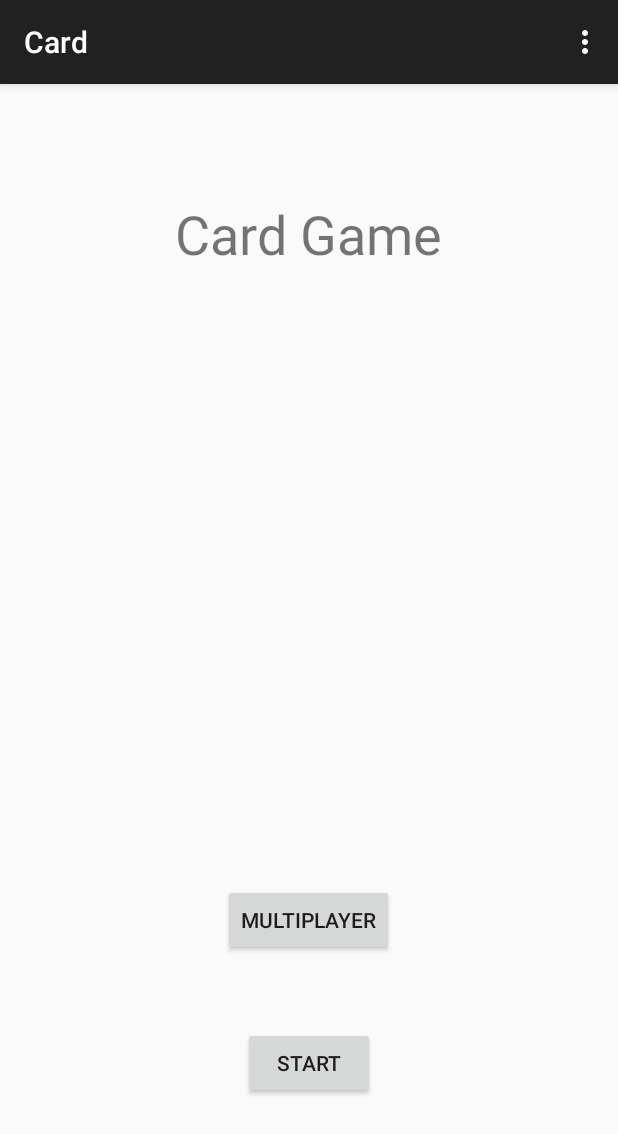
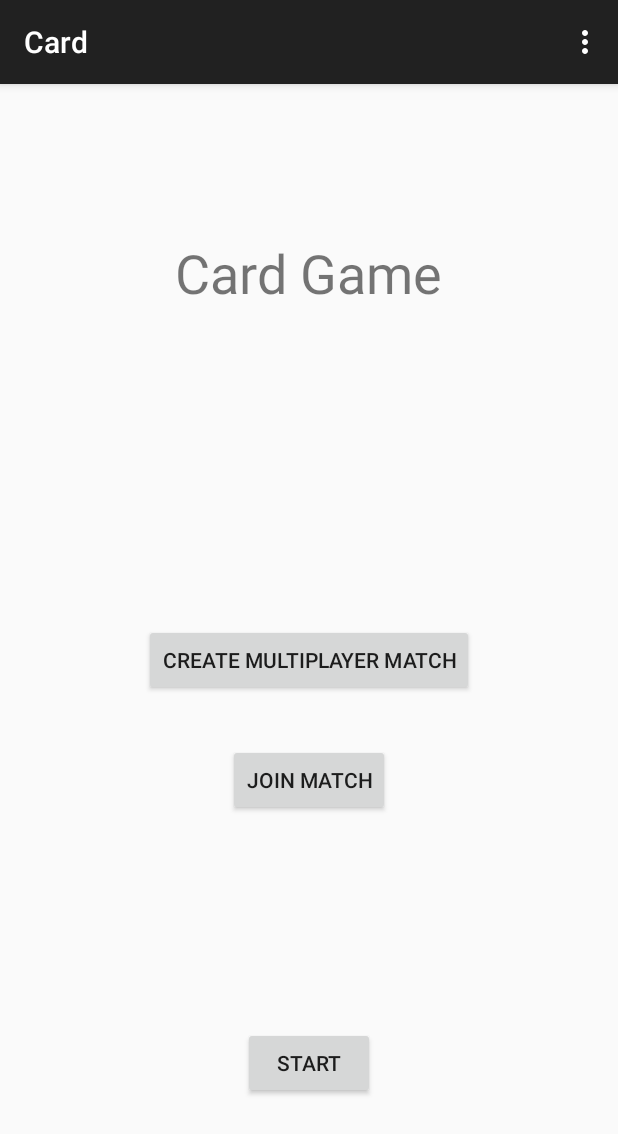
Before and after one commit to Johmphot/Card, an Android app: the screen it shows after launch (MainActivity), on a phone screen of 412 x 824 dp. Shown: the top 1134 px of the screen. Run offline under Robolectric (Android 15) with nearby library versions, the phone set to English and light mode, and no system bars.

Commit message:
- replace multiplayer with create/join match

```diff
--- a/app/src/main/java/johmphot/card/MultiplayerActivity.java
+++ b/app/src/main/java/johmphot/card/CreateMatchActivity.java
@@ -20,7 +20,7 @@ import java.util.ArrayList;
 import java.util.Set;
 
 
-public class MultiplayerActivity extends ActionBarActivity implements AdapterView.OnItemClickListener {
+public class CreateMatchActivity extends ActionBarActivity implements AdapterView.OnItemClickListener {
 
     BluetoothAdapter btAdapter;
     ListView listView;
@@ -33,7 +33,7 @@ public class MultiplayerActivity extends ActionBarActivity implements AdapterVie
     @Override
     protected void onCreate(Bundle savedInstanceState) {
         super.onCreate(savedInstanceState);
-        setContentView(R.layout.activity_multiplayer);
+        setContentView(R.layout.activity_create_match);
 
         initialize();
 
@@ -144,7 +144,7 @@ public class MultiplayerActivity extends ActionBarActivity implements AdapterVie
     @Override
     public boolean onCreateOptionsMenu(Menu menu) {
         // Inflate the menu; this adds items to the action bar if it is present.
-        getMenuInflater().inflate(R.menu.menu_multiplayer, menu);
+        getMenuInflater().inflate(R.menu.menu_create_match, menu);
         return true;
     }
 
--- a/app/src/main/java/johmphot/card/MainActivity.java
+++ b/app/src/main/java/johmphot/card/MainActivity.java
@@ -13,7 +13,7 @@ import android.widget.Toast;
 
 public class MainActivity extends ActionBarActivity {
 
-    private Button start,multiplayer;
+    private Button start, createMultiplayer, joinMultiplayer;
     BluetoothAdapter btAdapter;
 
     @Override
@@ -46,14 +46,23 @@ public class MainActivity extends ActionBarActivity {
             }
         });
 
-        multiplayer = (Button)findViewById(R.id.multiplayer_button);
-        multiplayer.setOnClickListener(new View.OnClickListener(){
+        createMultiplayer = (Button)findViewById(R.id.CreateMultiplayer_button);
+        createMultiplayer.setOnClickListener(new View.OnClickListener(){
             @Override
             public void onClick(View v)
             {
-                Intent intent = new Intent(MainActivity.this, MultiplayerActivity.class);
+                Intent intent = new Intent(MainActivity.this, CreateMatchActivity.class);
                 startActivity(intent);
-                finish();
+            }
+        });
+
+        joinMultiplayer = (Button)findViewById(R.id.joinMultiplayer_button);
+        joinMultiplayer.setOnClickListener(new View.OnClickListener(){
+            @Override
+            public void onClick(View v)
+            {
+                Intent intent = new Intent(MainActivity.this, JoinMatchActivity.class);
+                startActivity(intent);
             }
         });
 
--- a/app/src/main/res/layout/activity_main.xml
+++ b/app/src/main/res/layout/activity_main.xml
@@ -8,7 +8,7 @@
     <TextView android:text="Card Game" android:layout_width="wrap_content"
         android:layout_height="wrap_content"
         android:id="@+id/textView"
-        android:layout_marginTop="59dp"
+        android:layout_marginTop="85dp"
         android:textSize="36dp"
         android:layout_alignParentTop="true"
         android:layout_centerHorizontal="true" />
@@ -26,11 +26,20 @@
     <Button
         android:layout_width="wrap_content"
         android:layout_height="wrap_content"
-        android:text="Multiplayer"
-        android:id="@+id/multiplayer_button"
-        android:layout_marginBottom="47dp"
+        android:text="Create Multiplayer Match"
+        android:id="@+id/CreateMultiplayer_button"
         android:clickable="true"
-        android:layout_above="@+id/start_button"
+        android:layout_centerVertical="true"
         android:layout_centerHorizontal="true" />
 
+    <Button
+        android:layout_width="wrap_content"
+        android:layout_height="wrap_content"
+        android:text="Join Match"
+        android:id="@+id/joinMultiplayer_button"
+        android:clickable="true"
+        android:layout_below="@+id/CreateMultiplayer_button"
+        android:layout_centerHorizontal="true"
+        android:layout_marginTop="32dp" />
+
 </RelativeLayout>
--- a/app/src/main/res/menu/menu_multiplayer.xml
+++ b/app/src/main/res/menu/menu_create_match.xml
@@ -1,7 +1,7 @@
 <menu xmlns:android="http://schemas.android.com/apk/res/android"
     xmlns:app="http://schemas.android.com/apk/res-auto"
     xmlns:tools="http://schemas.android.com/tools"
-    tools:context="johmphot.card.MultiplayerActivity">
+    tools:context="johmphot.card.CreateMatchActivity">
     <item android:id="@+id/action_settings" android:title="@string/action_settings"
         android:orderInCategory="100" app:showAsAction="never" />
 </menu>
--- a/app/src/main/res/menu/menu_mulitplayer_menu.xml
+++ b/app/src/main/res/menu/menu_join_match.xml
@@ -1,7 +1,6 @@
 <menu xmlns:android="http://schemas.android.com/apk/res/android"
     xmlns:app="http://schemas.android.com/apk/res-auto"
-    xmlns:tools="http://schemas.android.com/tools"
-    tools:context="johmphot.card.MulitplayerMenuActivity">
+    xmlns:tools="http://schemas.android.com/tools" tools:context="johmphot.card.JoinMatchActivity">
     <item android:id="@+id/action_settings" android:title="@string/action_settings"
         android:orderInCategory="100" app:showAsAction="never" />
 </menu>
--- a/app/src/main/res/values/strings.xml
+++ b/app/src/main/res/values/strings.xml
@@ -8,5 +8,7 @@
     <string name="title_activity_finish">FinishActivity</string>
     <string name="title_activity_multiplayer">MultiplayerActivity</string>
     <string name="title_activity_mulitplayer_menu">MulitplayerMenuActivity</string>
+    <string name="title_activity_create_match">CreateMatchActivity</string>
+    <string name="title_activity_join_match">JoinMatchActivity</string>
 
 </resources>
```
Also changed, not shown: app/src/main/AndroidManifest.xml (+6 -2 lines), app/src/main/java/johmphot/card/JoinMatchActivity.java (added, +39 -0 lines), app/src/main/res/layout/activity_create_match.xml (added, +36 -0 lines), app/src/main/res/layout/activity_join_match.xml (renamed from app/src/main/res/layout/activity_multiplayer.xml, +3 -5 lines).
